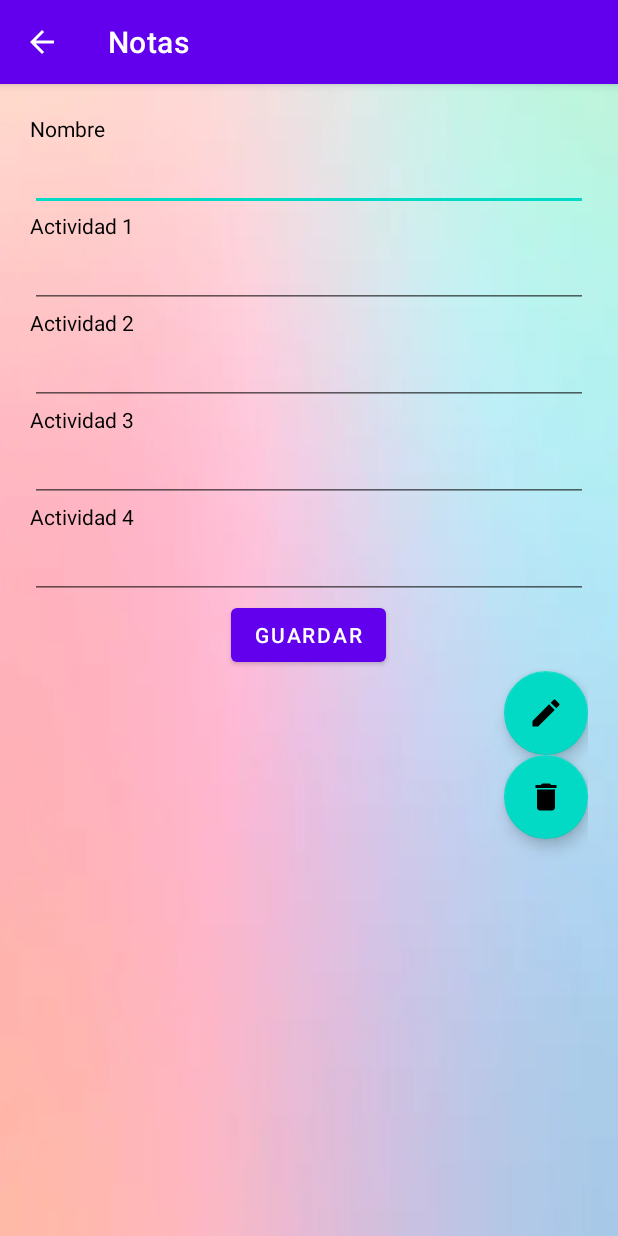
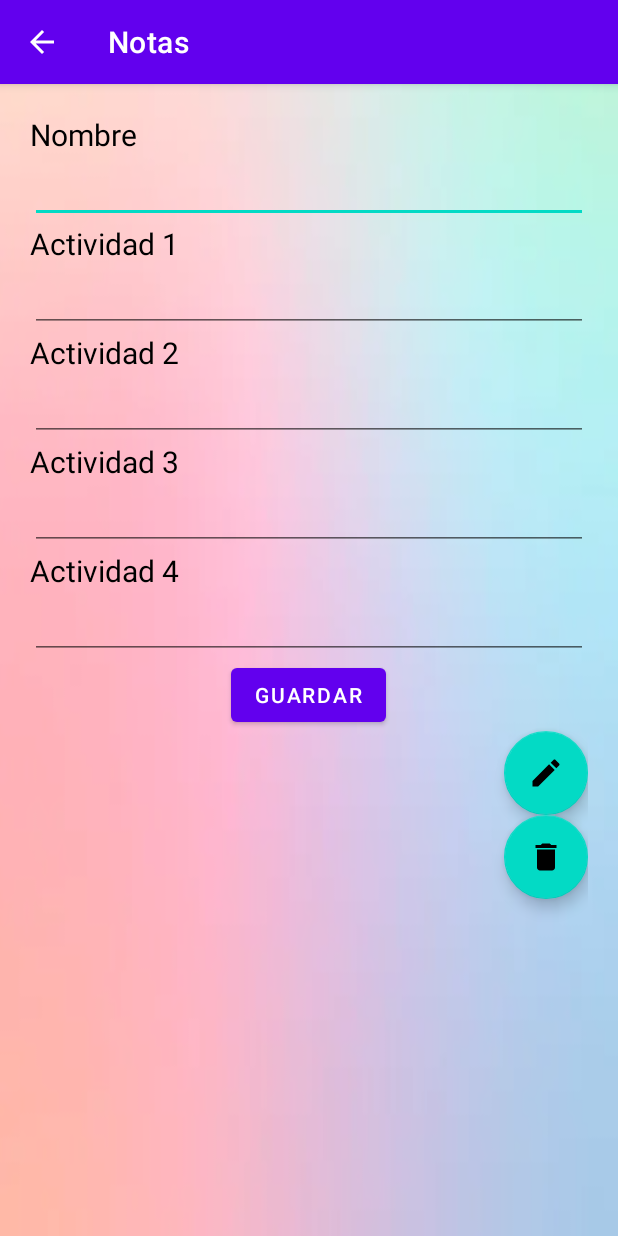
Before and after one commit to NayarithRoa/NotasAPP2, an Android app: the EditarNotas screen opened directly, with no data from a screen before it, on a phone screen of 412 x 824 dp. Run offline under Robolectric (Android 15) with nearby library versions, the phone set to English and light mode, and no system bars; 1 statement that could not run was skipped.

Commit message:
Modificacion de tamano de letra de layout

```diff
--- a/app/src/main/res/layout/activity_main.xml
+++ b/app/src/main/res/layout/activity_main.xml
@@ -56,6 +56,7 @@
         android:layout_height="wrap_content"
         android:text="Estudiante"
         android:textColor="@color/black"
+        android:textSize="20sp"
         app:layout_constraintBottom_toBottomOf="parent"
         app:layout_constraintEnd_toEndOf="parent"
         app:layout_constraintHorizontal_bias="0.121"
@@ -69,6 +70,7 @@
         android:layout_height="wrap_content"
         android:text="@string/hint_nota1"
         android:textColor="@color/black"
+        android:textSize="20sp"
         app:layout_constraintBottom_toBottomOf="parent"
         app:layout_constraintEnd_toEndOf="parent"
         app:layout_constraintHorizontal_bias="0.142"
@@ -143,6 +145,7 @@
         android:layout_height="wrap_content"
         android:text="@string/hint_nota4"
         android:textColor="@color/black"
+        android:textSize="20sp"
         app:layout_constraintBottom_toBottomOf="parent"
         app:layout_constraintEnd_toEndOf="parent"
         app:layout_constraintHorizontal_bias="0.143"
@@ -156,6 +159,7 @@
         android:layout_height="wrap_content"
         android:text="@string/hint_nota3"
         android:textColor="@color/black"
+        android:textSize="20sp"
         app:layout_constraintBottom_toBottomOf="parent"
         app:layout_constraintEnd_toEndOf="parent"
         app:layout_constraintHorizontal_bias="0.143"
@@ -169,6 +173,7 @@
         android:layout_height="wrap_content"
         android:text="@string/hint_nota2"
         android:textColor="@color/black"
+        android:textSize="20sp"
         app:layout_constraintBottom_toBottomOf="parent"
         app:layout_constraintEnd_toEndOf="parent"
         app:layout_constraintHorizontal_bias="0.143"
--- a/app/src/main/res/layout/activity_ver_estudiante.xml
+++ b/app/src/main/res/layout/activity_ver_estudiante.xml
@@ -20,7 +20,8 @@
             android:layout_width="match_parent"
             android:layout_height="wrap_content"
             android:text="@string/hint_nombre"
-            android:textColor="@color/black" />
+            android:textColor="@color/black"
+            android:textSize="20sp" />
 
         <EditText
             android:id="@+id/txtNombre"
@@ -37,7 +38,7 @@
             android:layout_height="wrap_content"
             android:text="@string/hint_nota1"
             android:textColor="@color/black"
-            />
+            android:textSize="20sp" />
 
         <EditText
             android:id="@+id/txtnota1"
@@ -53,7 +54,8 @@
             android:layout_width="match_parent"
             android:layout_height="wrap_content"
             android:text="@string/hint_nota2"
-            android:textColor="@color/black" />
+            android:textColor="@color/black"
+            android:textSize="20sp" />
 
         <EditText
             android:id="@+id/txtnota2"
@@ -69,7 +71,8 @@
             android:layout_width="match_parent"
             android:layout_height="wrap_content"
             android:text="@string/hint_nota3"
-            android:textColor="@color/black" />
+            android:textColor="@color/black"
+            android:textSize="20sp" />
 
         <EditText
             android:id="@+id/txtnota3"
@@ -85,7 +88,8 @@
             android:layout_width="match_parent"
             android:layout_height="wrap_content"
             android:text="@string/hint_nota4"
-            android:textColor="@color/black" />
+            android:textColor="@color/black"
+            android:textSize="20sp" />
 
         <EditText
             android:id="@+id/txtnota4"
```
